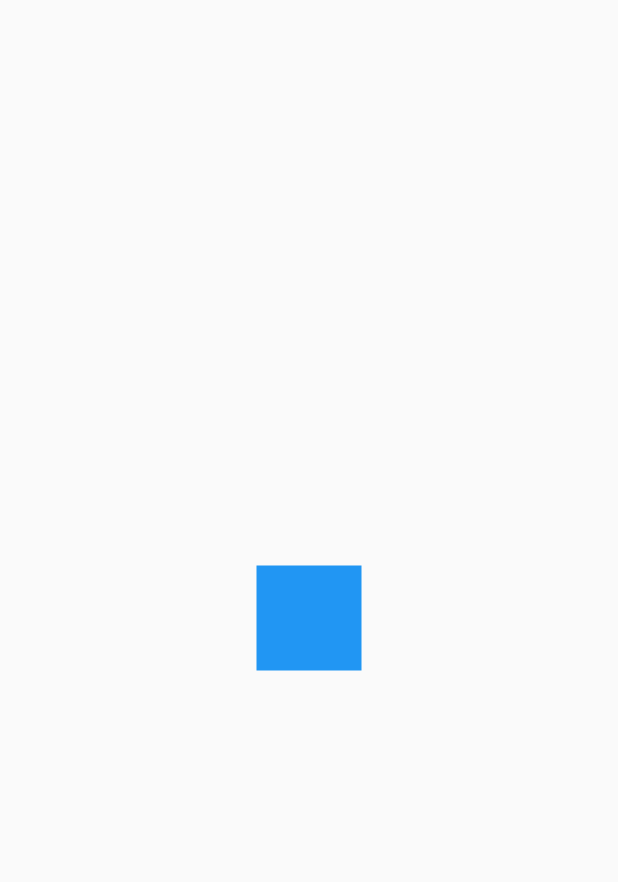
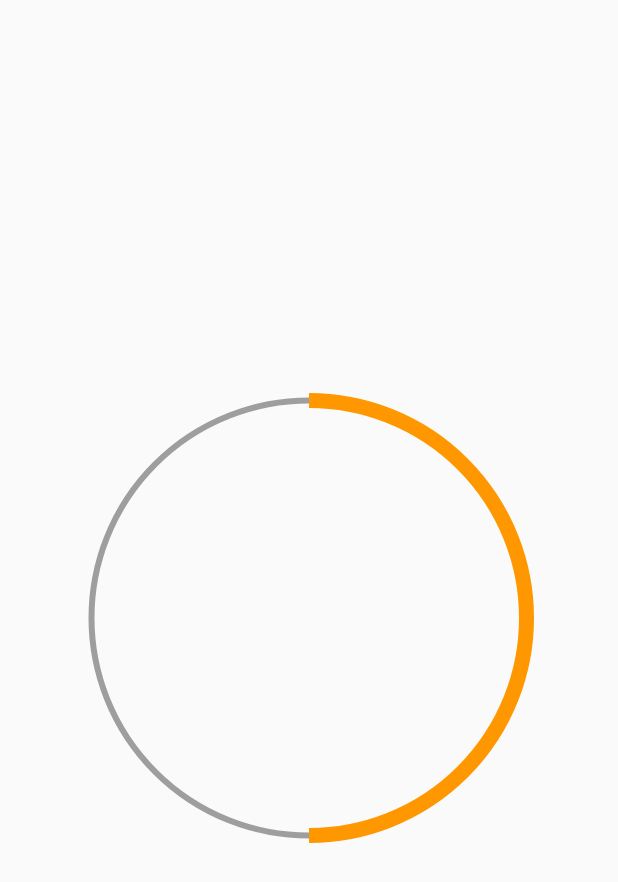
Before and after one commit to e-estrada/disenos_app, a Flutter app: the screen it shows after launch, on a phone screen of 412 x 824 dp. Shown: the top 882 px of the screen. Run offline on Flutter 3.47's test engine with Material 2 defaults, Android fonts, the phone set to English and light mode, and no system bars.

Commit message:
CustomPainter - Circulos y Arcos

```diff
--- a/lib/main.dart
+++ b/lib/main.dart
@@ -1,5 +1,5 @@
 
-import 'package:disenos_app/src/retos/cuadrado_animado_page.dart';
+import 'package:disenos_app/src/pages/circular_progress_page.dart';
 import 'package:flutter/material.dart';
 
 void main() => runApp(const MyApp());
@@ -12,7 +12,7 @@ class MyApp extends StatelessWidget {
     return const MaterialApp(
       debugShowCheckedModeBanner: false,
       title: 'Diseños App',
-      home: CuadradoAnimadoPage(),
+      home: CircularProgressPage(),
     );
   }
 }
--- /dev/null
+++ b/lib/src/pages/circular_progress_page.dart
@@ -0,0 +1,70 @@
+import 'dart:math';
+
+import 'package:flutter/material.dart';
+
+class CircularProgressPage extends StatefulWidget {
+  const CircularProgressPage({super.key});
+
+  @override
+  State<CircularProgressPage> createState() => _CircularProgressPageState();
+}
+
+class _CircularProgressPageState extends State<CircularProgressPage> {
+  @override
+  Widget build(BuildContext context) {
+    return Scaffold(
+      body: Center(
+        child: Container(
+          padding: const EdgeInsets.all(5),
+          width: 300,
+          height: 300,
+          // color: Colors.red,
+          child: CustomPaint(
+            painter: _MiRadialProgress(50),
+          ),
+        ),
+      ),
+    );
+  }
+}
+
+class _MiRadialProgress extends CustomPainter {
+  int porcentaje;
+  _MiRadialProgress(this.porcentaje);
+
+  @override
+  void paint(Canvas canvas, Size size) {
+
+    // Circulo completo
+    final paint = Paint()
+      ..strokeWidth = 4
+      ..color = Colors.grey
+      ..style = PaintingStyle.stroke;
+
+    final Offset center = Offset(size.width * 0.5, size.height / 2);
+    final double radio = min(size.width * 0.5, size.height * 0.5);
+
+    canvas.drawCircle(center, radio, paint);
+
+    // Arco
+    final paintArco = Paint()
+      ..strokeWidth = 10
+      ..color = Colors.orange
+      ..style = PaintingStyle.stroke;
+
+    // Parte que se va ir llenando
+    double arcAngle = 2 * pi * (porcentaje / 100);
+    canvas.drawArc(
+      Rect.fromCircle(center: center, radius: radio),
+      -pi / 2,
+      arcAngle,
+      false,
+      paintArco
+    );
+  }
+
+  @override
+  bool shouldRepaint(CustomPainter oldDelegate) {
+    return true;
+  }
+}
```
